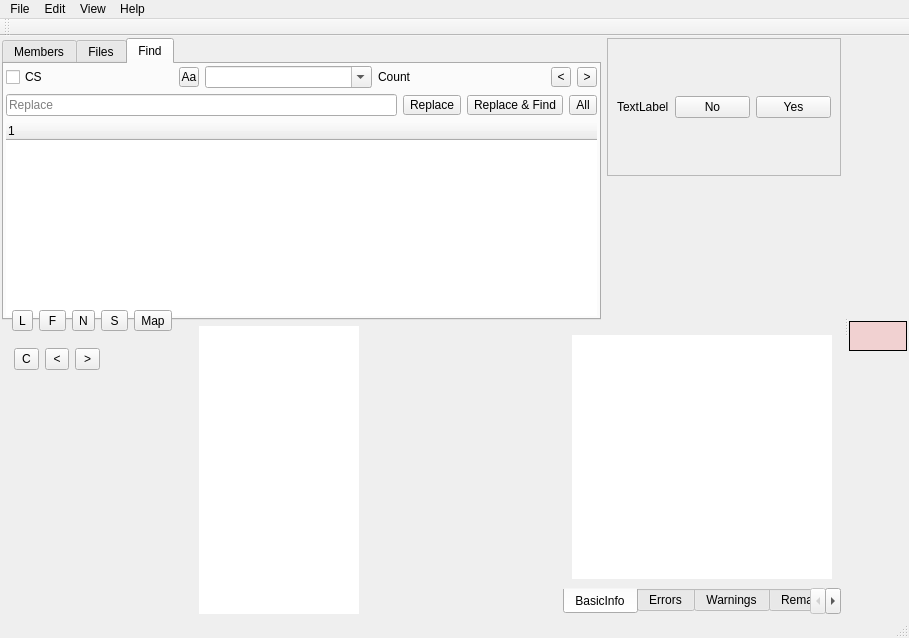
ic005k/Xiasl, file mainwindow.ui: the form before one commit.
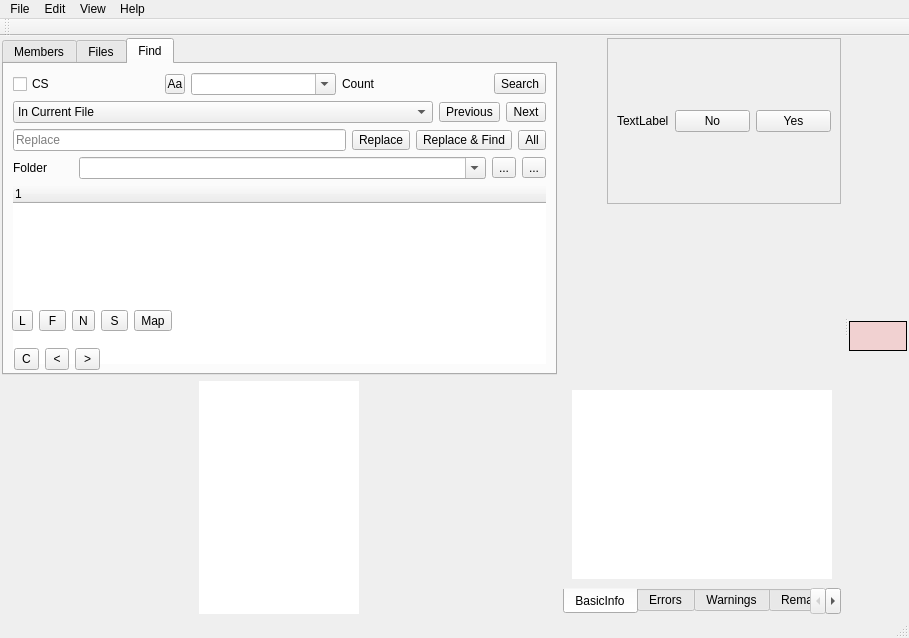
The form after the commit. The open tabs and pages were chosen to show the change. Icons and pictures are not drawn. Custom widgets are drawn as their Qt base class.

What changed in the file:
```diff
--- a/mainwindow.ui
+++ b/mainwindow.ui
@@ -31,327 +31,6 @@
     <property name="bottomMargin">
      <number>2</number>
     </property>
-    <item row="0" column="0" rowspan="2" colspan="2">
-     <widget class="QTabWidget" name="tabWidget_misc">
-      <property name="tabPosition">
-       <enum>QTabWidget::North</enum>
-      </property>
-      <property name="currentIndex">
-       <number>0</number>
-      </property>
-      <property name="documentMode">
-       <bool>false</bool>
-      </property>
-      <widget class="QWidget" name="tab_misc1">
-       <attribute name="title">
-        <string>Members</string>
-       </attribute>
-       <layout class="QGridLayout" name="gridLayout">
-        <property name="leftMargin">
-         <number>2</number>
-        </property>
-        <property name="topMargin">
-         <number>2</number>
-        </property>
-        <property name="rightMargin">
-         <number>2</number>
-        </property>
-        <property name="bottomMargin">
-         <number>2</number>
-        </property>
-        <item row="0" column="0">
-         <widget class="QLabel" name="lblMembers">
-          <property name="text">
-           <string>Members</string>
-          </property>
-         </widget>
-        </item>
-        <item row="1" column="0">
-         <widget class="QTreeWidget" name="treeWidget">
-          <property name="font">
-           <font/>
-          </property>
-          <property name="styleSheet">
-           <string notr="true">/* 之前的底色为绿色：30, 255, 25, 255 */
-
-QTreeView::branch:hover {background-color:rgba(127,255,0,50)}
-
-QTreeView::branch:selected {background: rgba(135 206 235, 255);selection-background-color:rgba(135 206 235, 255);}
-
-QTreeWidget::item:hover{background-color:rgba(127,255,0,50)}
-
-QTreeWidget::item:selected{background-color:rgba(135 206 235, 255); color:rgba(5,5,5,255);} 
-
-QTreeView::branch:open:has-children:!has-siblings,QTreeView::branch:open:has-children:has-siblings {image: url(:/icon/sub.svg);}
-
-QTreeView::branch:has-children:!has-siblings:closed,QTreeView::branch:closed:has-children:has-siblings {image: url(:/icon/main.svg);}
-
-QTreeView::branch:has-siblings:!adjoins-item{border-image:url(:/icon/branch-line.png)0;}
-
-QTreeView::branch:has-siblings:adjoins-item{border-image:url(:/icon/branch-more.png)0;}
- 
-QTreeView::branch:!has-children:!has-siblings:adjoins-item{border-image:url(:/icon//branch-end.png)0;}</string>
-          </property>
-          <property name="frameShape">
-           <enum>QFrame::NoFrame</enum>
-          </property>
-          <property name="frameShadow">
-           <enum>QFrame::Plain</enum>
-          </property>
-          <property name="lineWidth">
-           <number>1</number>
-          </property>
-          <property name="midLineWidth">
-           <number>0</number>
-          </property>
-          <property name="horizontalScrollBarPolicy">
-           <enum>Qt::ScrollBarAsNeeded</enum>
-          </property>
-          <property name="sizeAdjustPolicy">
-           <enum>QAbstractScrollArea::AdjustIgnored</enum>
-          </property>
-          <property name="columnCount">
-           <number>2</number>
-          </property>
-          <attribute name="headerHighlightSections">
-           <bool>false</bool>
-          </attribute>
-          <column>
-           <property name="text">
-            <string notr="true">1</string>
-           </property>
-          </column>
-          <column>
-           <property name="text">
-            <string notr="true">2</string>
-           </property>
-          </column>
-         </widget>
-        </item>
-       </layout>
-      </widget>
-      <widget class="QWidget" name="tab_misc2">
-       <attribute name="title">
-        <string>Files</string>
-       </attribute>
-       <layout class="QGridLayout" name="gridLayout_8">
-        <property name="leftMargin">
-         <number>2</number>
-        </property>
-        <property name="topMargin">
-         <number>10</number>
-        </property>
-        <property name="rightMargin">
-         <number>2</number>
-        </property>
-        <property name="bottomMargin">
-         <number>2</number>
-        </property>
-        <item row="0" column="0">
-         <widget class="QPushButton" name="btnReturn">
-          <property name="text">
-           <string>Return</string>
-          </property>
-          <property name="flat">
-           <bool>false</bool>
-          </property>
-         </widget>
-        </item>
-        <item row="1" column="0">
-         <widget class="QTreeView" name="treeView">
-          <property name="focusPolicy">
-           <enum>Qt::NoFocus</enum>
-          </property>
-          <property name="styleSheet">
-           <string notr="true">/* 之前的底色为绿色：30, 255, 25, 255 */
-
-QTreeView::branch:hover {background-color:rgba(127,255,0,50)}
-QTreeView::branch:selected {background: rgba(135 206 235, 255);selection-background-color:rgba(135 206 235, 255);}
-QTreeView::item:hover{background-color:rgba(127,255,0,50)}
-QTreeView::item:selected{background-color:rgba(135 206 235, 255); color:rgba(5,5,5,255);} 
-
-QTreeView::branch:open:has-children:!has-siblings,QTreeView::branch:open:has-children:has-siblings {image: url(:/icon/sub.png);}
-
-QTreeView::branch:has-children:!has-siblings:closed,QTreeView::branch:closed:has-children:has-siblings {image: url(:/icon/main.png);}
-
-/*QTreeView::branch:has-siblings:!adjoins-item{border-image:url(:/icon/branch-line.png)0;}
-
-QTreeView::branch:has-siblings:adjoins-item{border-image:url(:/icon/branch-more.png)0;}
- 
-QTreeView::branch:!has-children:!has-siblings:adjoins-item{border-image:url(:/icon//branch-end.png)0;}*/</string>
-          </property>
-          <property name="frameShape">
-           <enum>QFrame::NoFrame</enum>
-          </property>
-          <property name="frameShadow">
-           <enum>QFrame::Plain</enum>
-          </property>
-         </widget>
-        </item>
-       </layout>
-      </widget>
-      <widget class="QWidget" name="tabFindReplace">
-       <attribute name="title">
-        <string>Find</string>
-       </attribute>
-       <layout class="QGridLayout" name="gridLayout_9">
-        <property name="leftMargin">
-         <number>2</number>
-        </property>
-        <property name="topMargin">
-         <number>2</number>
-        </property>
-        <property name="rightMargin">
-         <number>2</number>
-        </property>
-        <property name="bottomMargin">
-         <number>2</number>
-        </property>
-        <item row="0" column="0">
-         <layout class="QHBoxLayout" name="horizontalLayout">
-          <item>
-           <widget class="QCheckBox" name="chkCaseSensitive">
-            <property name="text">
-             <string>CS</string>
-            </property>
-           </widget>
-          </item>
-          <item>
-           <widget class="QToolButton" name="btnCaseSensitive">
-            <property name="maximumSize">
-             <size>
-              <width>20</width>
-              <height>20</height>
-             </size>
-            </property>
-            <property name="toolTip">
-             <string>Case sensitive</string>
-            </property>
-            <property name="text">
-             <string>Aa</string>
-            </property>
-           </widget>
-          </item>
-          <item>
-           <widget class="QComboBox" name="editFind">
-            <property name="minimumSize">
-             <size>
-              <width>0</width>
-              <height>0</height>
-             </size>
-            </property>
-            <property name="toolTip">
-             <string/>
-            </property>
-            <property name="editable">
-             <bool>true</bool>
-            </property>
-           </widget>
-          </item>
-          <item>
-           <widget class="QLabel" name="lblCount">
-            <property name="text">
-             <string>Count</string>
-            </property>
-           </widget>
-          </item>
-          <item>
-           <widget class="QToolButton" name="btnPrevious">
-            <property name="maximumSize">
-             <size>
-              <width>20</width>
-              <height>20</height>
-             </size>
-            </property>
-            <property name="text">
-             <string>&lt;</string>
-            </property>
-           </widget>
-          </item>
-          <item>
-           <widget class="QToolButton" name="btnNext">
-            <property name="maximumSize">
-             <size>
-              <width>20</width>
-              <height>20</height>
-             </size>
-            </property>
-            <property name="text">
-             <string>&gt;</string>
-            </property>
-           </widget>
-          </item>
-         </layout>
-        </item>
-        <item row="1" column="0">
-         <layout class="QHBoxLayout" name="hlReplace">
-          <item>
-           <widget class="QLineEdit" name="editReplace">
-            <property name="placeholderText">
-             <string>Replace</string>
-            </property>
-           </widget>
-          </item>
-          <item>
-           <widget class="QToolButton" name="btnReplace">
-            <property name="maximumSize">
-             <size>
-              <width>16777215</width>
-              <height>20</height>
-             </size>
-            </property>
-            <property name="text">
-             <string>Replace</string>
-            </property>
-           </widget>
-          </item>
-          <item>
-           <widget class="QToolButton" name="btnReplaceFind">
-            <property name="maximumSize">
-             <size>
-              <width>16777215</width>
-              <height>20</height>
-             </size>
-            </property>
-            <property name="text">
-             <string>Replace &amp;&amp; Find</string>
-            </property>
-           </widget>
-          </item>
-          <item>
-           <widget class="QToolButton" name="btnReplaceAll">
-            <property name="maximumSize">
-             <size>
-              <width>16777215</width>
-              <height>20</height>
-             </size>
-            </property>
-            <property name="text">
-             <string>All</string>
-            </property>
-           </widget>
-          </item>
-         </layout>
-        </item>
-        <item row="2" column="0">
-         <widget class="QTreeWidget" name="treeFind">
-          <property name="frameShape">
-           <enum>QFrame::NoFrame</enum>
-          </property>
-          <property name="frameShadow">
-           <enum>QFrame::Plain</enum>
-          </property>
-          <column>
-           <property name="text">
-            <string notr="true">1</string>
-           </property>
-          </column>
-         </widget>
-        </item>
-       </layout>
-      </widget>
-     </widget>
-    </item>
     <item row="0" column="2">
      <widget class="QFrame" name="frameTip">
       <property name="frameShape">
@@ -712,6 +391,383 @@
       </widget>
      </widget>
     </item>
+    <item row="0" column="0" rowspan="2">
+     <widget class="QTabWidget" name="tabWidget_misc">
+      <property name="tabPosition">
+       <enum>QTabWidget::North</enum>
+      </property>
+      <property name="currentIndex">
+       <number>2</number>
+      </property>
+      <property name="documentMode">
+       <bool>false</bool>
+      </property>
+      <widget class="QWidget" name="tab_misc1">
+       <attribute name="title">
+        <string>Members</string>
+       </attribute>
+       <layout class="QGridLayout" name="gridLayout">
+        <property name="leftMargin">
+         <number>2</number>
+        </property>
+        <property name="topMargin">
+         <number>2</number>
+        </property>
+        <property name="rightMargin">
+         <number>2</number>
+        </property>
+        <property name="bottomMargin">
+         <number>2</number>
+        </property>
+        <item row="0" column="0">
+         <widget class="QLabel" name="lblMembers">
+          <property name="text">
+           <string>Members</string>
+          </property>
+         </widget>
+        </item>
+        <item row="1" column="0">
+         <widget class="QTreeWidget" name="treeWidget">
+          <property name="font">
+           <font/>
+          </property>
+          <property name="styleSheet">
+           <string notr="true">/* 之前的底色为绿色：30, 255, 25, 255 */
+
+QTreeView::branch:hover {background-color:rgba(127,255,0,50)}
+
+QTreeView::branch:selected {background: rgba(135 206 235, 255);selection-background-color:rgba(135 206 235, 255);}
+
+QTreeWidget::item:hover{background-color:rgba(127,255,0,50)}
+
+QTreeWidget::item:selected{background-color:rgba(135 206 235, 255); color:rgba(5,5,5,255);} 
+
+QTreeView::branch:open:has-children:!has-siblings,QTreeView::branch:open:has-children:has-siblings {image: url(:/icon/sub.svg);}
+
+QTreeView::branch:has-children:!has-siblings:closed,QTreeView::branch:closed:has-children:has-siblings {image: url(:/icon/main.svg);}
+
+QTreeView::branch:has-siblings:!adjoins-item{border-image:url(:/icon/branch-line.png)0;}
+
+QTreeView::branch:has-siblings:adjoins-item{border-image:url(:/icon/branch-more.png)0;}
+ 
+QTreeView::branch:!has-children:!has-siblings:adjoins-item{border-image:url(:/icon//branch-end.png)0;}</string>
+          </property>
+          <property name="frameShape">
+           <enum>QFrame::NoFrame</enum>
+          </property>
+          <property name="frameShadow">
+           <enum>QFrame::Plain</enum>
+          </property>
+          <property name="lineWidth">
+           <number>1</number>
+          </property>
+          <property name="midLineWidth">
+           <number>0</number>
+          </property>
+          <property name="horizontalScrollBarPolicy">
+           <enum>Qt::ScrollBarAsNeeded</enum>
+          </property>
+          <property name="sizeAdjustPolicy">
+           <enum>QAbstractScrollArea::AdjustIgnored</enum>
+          </property>
+          <property name="columnCount">
+           <number>2</number>
+          </property>
+          <attribute name="headerHighlightSections">
+           <bool>false</bool>
+          </attribute>
+          <column>
+           <property name="text">
+            <string notr="true">1</string>
+           </property>
+          </column>
+          <column>
+           <property name="text">
+            <string notr="true">2</string>
+           </property>
+          </column>
+         </widget>
+        </item>
+       </layout>
+      </widget>
+      <widget class="QWidget" name="tab_misc2">
+       <attribute name="title">
+        <string>Files</string>
+       </attribute>
+       <layout class="QGridLayout" name="gridLayout_8">
+        <property name="leftMargin">
+         <number>2</number>
+        </property>
+        <property name="topMargin">
+         <number>10</number>
+        </property>
+        <property name="rightMargin">
+         <number>2</number>
+        </property>
+        <property name="bottomMargin">
+         <number>2</number>
+        </property>
+        <item row="0" column="0">
+         <widget class="QPushButton" name="btnReturn">
+          <property name="text">
+           <string>Return</string>
+          </property>
+          <property name="flat">
+           <bool>false</bool>
+          </property>
+         </widget>
+        </item>
+        <item row="1" column="0">
+         <widget class="QTreeView" name="treeView">
+          <property name="focusPolicy">
+           <enum>Qt::NoFocus</enum>
+          </property>
+          <property name="styleSheet">
+           <string notr="true">/* 之前的底色为绿色：30, 255, 25, 255 */
+
+QTreeView::branch:hover {background-color:rgba(127,255,0,50)}
+QTreeView::branch:selected {background: rgba(135 206 235, 255);selection-background-color:rgba(135 206 235, 255);}
+QTreeView::item:hover{background-color:rgba(127,255,0,50)}
+QTreeView::item:selected{background-color:rgba(135 206 235, 255); color:rgba(5,5,5,255);} 
+
+QTreeView::branch:open:has-children:!has-siblings,QTreeView::branch:open:has-children:has-siblings {image: url(:/icon/sub.png);}
+
+QTreeView::branch:has-children:!has-siblings:closed,QTreeView::branch:closed:has-children:has-siblings {image: url(:/icon/main.png);}
+
+/*QTreeView::branch:has-siblings:!adjoins-item{border-image:url(:/icon/branch-line.png)0;}
+
+QTreeView::branch:has-siblings:adjoins-item{border-image:url(:/icon/branch-more.png)0;}
+ 
+QTreeView::branch:!has-children:!has-siblings:adjoins-item{border-image:url(:/icon//branch-end.png)0;}*/</string>
+          </property>
+          <property name="frameShape">
+           <enum>QFrame::NoFrame</enum>
+          </property>
+          <property name="frameShadow">
+           <enum>QFrame::Plain</enum>
+          </property>
+         </widget>
+        </item>
+       </layout>
+      </widget>
+      <widget class="QWidget" name="tabFindReplace">
+       <attribute name="title">
+        <string>Find</string>
+       </attribute>
+       <layout class="QGridLayout" name="gridLayout_9">
+        <item row="0" column="0">
+         <layout class="QHBoxLayout" name="horizontalLayout">
+          <item>
+           <widget class="QCheckBox" name="chkCaseSensitive">
+            <property name="text">
+             <string>CS</string>
+            </property>
+           </widget>
+          </item>
+          <item>
+           <widget class="QToolButton" name="btnCaseSensitive">
+            <property name="maximumSize">
+             <size>
+              <width>20</width>
+              <height>20</height>
+             </size>
+            </property>
+            <property name="toolTip">
+             <string>Case sensitive</string>
+            </property>
+            <property name="text">
+             <string>Aa</string>
+            </property>
+           </widget>
+          </item>
+          <item>
+           <widget class="QComboBox" name="editFind">
+            <property name="minimumSize">
+             <size>
+              <width>0</width>
+              <height>0</height>
+             </size>
+            </property>
+            <property name="toolTip">
+             <string/>
+            </property>
+            <property name="editable">
+             <bool>true</bool>
+            </property>
+           </widget>
+          </item>
+          <item>
+           <widget class="QLabel" name="lblCount">
+            <property name="text">
+             <string>Count</string>
+            </property>
+           </widget>
+          </item>
+          <item>
+           <widget class="QToolButton" name="btnSearch">
+            <property name="text">
+             <string>Search</string>
+            </property>
+           </widget>
+          </item>
+         </layout>
+        </item>
+        <item row="1" column="0">
+         <layout class="QHBoxLayout" name="horizontalLayout_3">
+          <item>
+           <widget class="QComboBox" name="comboBox">
+            <item>
+             <property name="text">
+              <string>In Current File</string>
+             </property>
+            </item>
+            <item>
+             <property name="text">
+              <string>In Open Files</string>
+             </property>
+            </item>
+            <item>
+             <property name="text">
+              <string>In Folder</string>
+             </property>
+            </item>
+           </widget>
+          </item>
+          <item>
+           <widget class="QToolButton" name="btnPrevious">
+            <property name="maximumSize">
+             <size>
+              <width>16777215</width>
+              <height>20</height>
+             </size>
+            </property>
+            <property name="text">
+             <string>Previous</string>
+            </property>
+           </widget>
+          </item>
+          <item>
+           <widget class="QToolButton" name="btnNext">
+            <property name="maximumSize">
+             <size>
+              <width>16777215</width>
+              <height>20</height>
+             </size>
+            </property>
+            <property name="text">
+             <string>Next</string>
+            </property>
+           </widget>
+          </item>
+         </layout>
+        </item>
+        <item row="2" column="0">
+         <layout class="QHBoxLayout" name="hlReplace">
+          <item>
+           <widget class="QLineEdit" name="editReplace">
+            <property name="placeholderText">
+             <string>Replace</string>
+            </property>
+           </widget>
+          </item>
+          <item>
+           <widget class="QToolButton" name="btnReplace">
+            <property name="maximumSize">
+             <size>
+              <width>16777215</width>
+              <height>20</height>
+             </size>
+            </property>
+            <property name="text">
+             <string>Replace</string>
+            </property>
+           </widget>
+          </item>
+          <item>
+           <widget class="QToolButton" name="btnReplaceFind">
+            <property name="maximumSize">
+             <size>
+              <width>16777215</width>
+              <height>20</height>
+             </size>
+            </property>
+            <property name="text">
+             <string>Replace &amp;&amp; Find</string>
+            </property>
+           </widget>
+          </item>
+          <item>
+           <widget class="QToolButton" name="btnReplaceAll">
+            <property name="maximumSize">
+             <size>
+              <width>16777215</width>
+              <height>20</height>
+             </size>
+            </property>
+            <property name="text">
+             <string>All</string>
+            </property>
+           </widget>
+          </item>
+         </layout>
+        </item>
+        <item row="3" column="0">
+         <layout class="QHBoxLayout" name="hLayoutFolder">
+          <item>
+           <widget class="QLabel" name="label">
+            <property name="maximumSize">
+             <size>
+              <width>60</width>
+              <height>16777215</height>
+             </size>
+            </property>
+            <property name="text">
+             <string>Folder</string>
+            </property>
+           </widget>
+          </item>
+          <item>
+           <widget class="QComboBox" name="comboBox_2">
+            <property name="editable">
+             <bool>true</bool>
+            </property>
+           </widget>
+          </item>
+          <item>
+           <widget class="QToolButton" name="btnFolder">
+            <property name="text">
+             <string>...</string>
+            </property>
+           </widget>
+          </item>
+          <item>
+           <widget class="QToolButton" name="btnUseCurrentPath">
+            <property name="text">
+             <string>...</string>
+            </property>
+           </widget>
+          </item>
+         </layout>
+        </item>
+        <item row="4" column="0">
+         <widget class="QTreeWidget" name="treeFind">
+          <property name="frameShape">
+           <enum>QFrame::NoFrame</enum>
+          </property>
+          <property name="frameShadow">
+           <enum>QFrame::Plain</enum>
+          </property>
+          <column>
+           <property name="text">
+            <string notr="true">1</string>
+           </property>
+          </column>
+         </widget>
+        </item>
+       </layout>
+      </widget>
+     </widget>
+    </item>
    </layout>
    <widget class="QFrame" name="frameMainFun">
     <property name="geometry">
```
